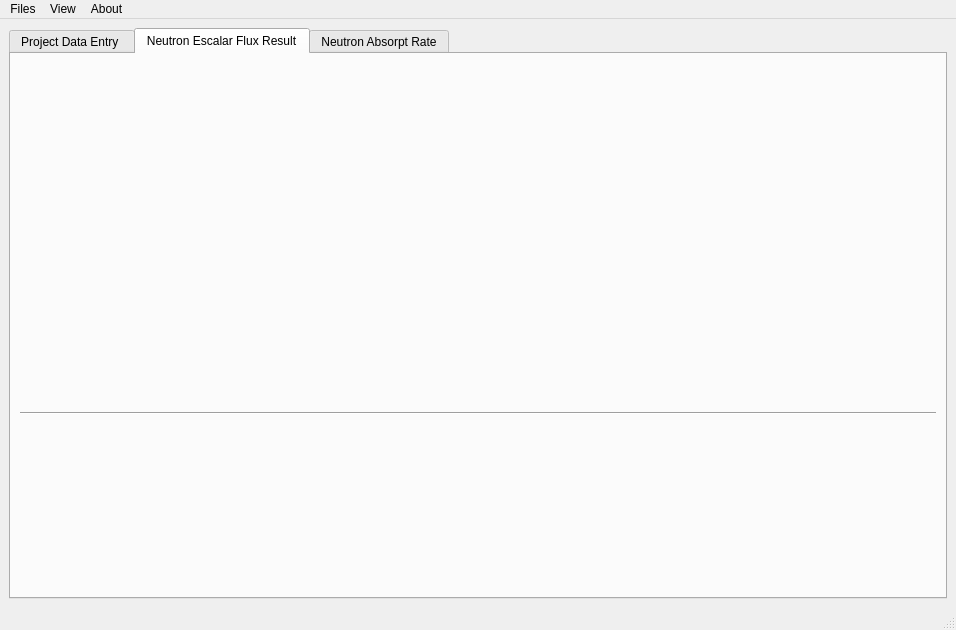
Before: the Qt Designer form Interface/CalFluxNeutron/MainWindow.ui in simasvidalino/NeutronFluxCalculation, drawn with Qt 5.
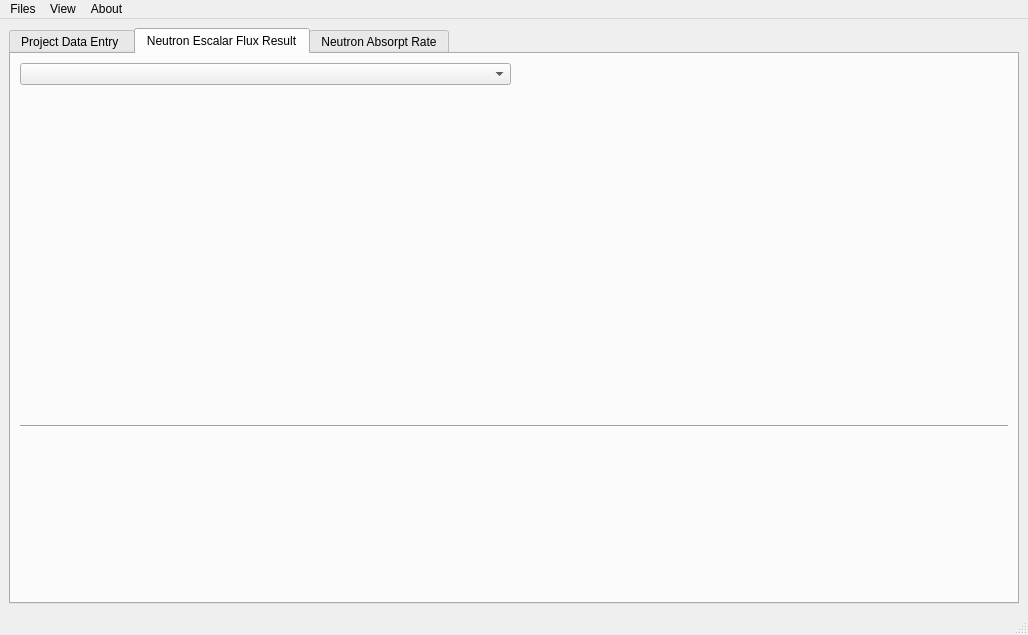
After: the same form once the commit is applied. The open tabs and pages were chosen to show the change. Custom widgets are drawn as their Qt base class.

Diff of the .ui file:
```diff
--- a/Interface/CalFluxNeutron/MainWindow.ui
+++ b/Interface/CalFluxNeutron/MainWindow.ui
@@ -6,8 +6,8 @@
    <rect>
     <x>0</x>
     <y>0</y>
-    <width>956</width>
-    <height>630</height>
+    <width>1028</width>
+    <height>635</height>
    </rect>
   </property>
   <property name="windowTitle">
@@ -35,19 +35,22 @@
         <string>Neutron Escalar Flux Result</string>
        </attribute>
        <layout class="QGridLayout" name="gridLayout_9">
-        <item row="0" column="0" colspan="2">
-         <widget class="ChartView" name="widgetChart" native="true"/>
-        </item>
-        <item row="1" column="0" rowspan="2" colspan="2">
+        <item row="2" column="0" rowspan="2" colspan="2">
          <widget class="Line" name="line_2">
           <property name="orientation">
            <enum>Qt::Horizontal</enum>
           </property>
          </widget>
         </item>
-        <item row="2" column="1">
+        <item row="3" column="1">
          <widget class="QWidget" name="widgetResults" native="true"/>
         </item>
+        <item row="0" column="0">
+         <widget class="QComboBox" name="comboBoxFilter"/>
+        </item>
+        <item row="1" column="0" colspan="2">
+         <widget class="ChartView" name="widgetChart" native="true"/>
+        </item>
        </layout>
       </widget>
       <widget class="QWidget" name="widget">
@@ -74,7 +77,7 @@
     <rect>
      <x>0</x>
      <y>0</y>
-     <width>956</width>
+     <width>1028</width>
      <height>23</height>
     </rect>
    </property>
```
